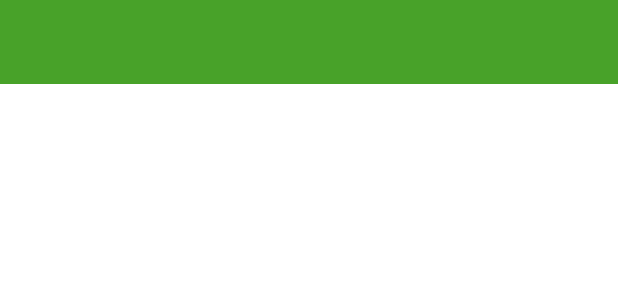
After one commit to Kryslan-Pessoal/Sicredi-Eventos, an Android app: the layout toolbar.xml on its own in the app's theme, with its tools: preview values and no code run, on a phone screen of 412 x 824 dp. The commit adds this screen. Shown: the top 300 px of the screen. Run offline under Robolectric (Android 15) with nearby library versions, the phone set to English and light mode, and no system bars.

Commit message:
add. toolbar.xml

```diff
--- a/app/src/main/java/br/com/sicredi/sicredieventos/eventos/view/EventosView.kt
+++ b/app/src/main/java/br/com/sicredi/sicredieventos/eventos/view/EventosView.kt
@@ -3,27 +3,51 @@ package br.com.sicredi.sicredieventos.eventos.view
 import androidx.appcompat.app.AppCompatActivity
 import android.os.Bundle
 import android.widget.Toast
+import android.widget.Toolbar
 import br.com.sicredi.sicredieventos.R
 import br.com.sicredi.sicredieventos.eventos.presenter.EventosPresenter
 
 class EventosView : AppCompatActivity() {
 
+    //region Globais
     var presenter = EventosPresenter(this)
+    //endregion Globais
 
+    //region onCreate
     override fun onCreate(savedInstanceState: Bundle?) {
         super.onCreate(savedInstanceState)
         setContentView(R.layout.activity_eventos)
 
+        configuraToolbar()
+
         buscaEventos()
 
     }
+    //endregion onCreate
 
+    //region Eventos
+    /**
+     * Busca eventos no servidor.
+     * Retorno em {@link #recebeEventos}
+     */
     private fun buscaEventos(){
 
         presenter.model.buscaEventos()
+
     }
-
+    /**
+     * Exibe os eventos.
+     * Solicitado em {@link #buscaEventos}
+     */
     fun recebeEventos(valor: Int) {
         Toast.makeText(this, "EVENTOS RECEBIDOS" + valor, Toast.LENGTH_SHORT).show()
     }
+    //endregion Eventos
+
+    //region Utilitarios
+    private fun configuraToolbar() {
+        supportActionBar?.title = "Eventos"
+        setSupportActionBar(findViewById(R.id.toolbar))
+    }
+    //endregion Utilitarios
 }
--- a/app/src/main/res/layout/activity_eventos.xml
+++ b/app/src/main/res/layout/activity_eventos.xml
@@ -1,9 +1,10 @@
 <?xml version="1.0" encoding="utf-8"?>
 <androidx.constraintlayout.widget.ConstraintLayout xmlns:android="http://schemas.android.com/apk/res/android"
-    xmlns:app="http://schemas.android.com/apk/res-auto"
     xmlns:tools="http://schemas.android.com/tools"
     android:layout_width="match_parent"
     android:layout_height="match_parent"
     tools:context=".eventos.view.EventosView">
 
+    <include layout="@layout/toolbar"/>
+
 </androidx.constraintlayout.widget.ConstraintLayout>
--- /dev/null
+++ b/app/src/main/res/layout/toolbar.xml
@@ -0,0 +1,10 @@
+<?xml version="1.0" encoding="utf-8"?>
+<androidx.appcompat.widget.Toolbar xmlns:android="http://schemas.android.com/apk/res/android"
+    xmlns:app="http://schemas.android.com/apk/res-auto"
+    android:id="@+id/toolbar"
+    android:layout_width="match_parent"
+    android:layout_height="wrap_content"
+    android:background="?attr/colorPrimary"
+    app:titleTextColor="@color/white">
+
+</androidx.appcompat.widget.Toolbar>
--- a/app/src/main/res/values-night/themes.xml
+++ b/app/src/main/res/values-night/themes.xml
@@ -1,6 +1,6 @@
 <resources xmlns:tools="http://schemas.android.com/tools">
     <!-- Base application theme. -->
-    <style name="Theme.SicrediEventos" parent="Theme.MaterialComponents.DayNight.DarkActionBar">
+    <style name="Theme.SicrediEventos" parent="Theme.MaterialComponents.DayNight.NoActionBar">
         <!-- Primary brand color. -->
         <item name="colorPrimary">@color/primaryColor</item>
         <item name="colorPrimaryVariant">@color/secondaryColor</item>
--- a/app/src/main/res/values/themes.xml
+++ b/app/src/main/res/values/themes.xml
@@ -1,6 +1,6 @@
 <resources xmlns:tools="http://schemas.android.com/tools">
     <!-- Base application theme. -->
-    <style name="Theme.SicrediEventos" parent="Theme.MaterialComponents.DayNight.DarkActionBar">
+    <style name="Theme.SicrediEventos" parent="Theme.MaterialComponents.DayNight.NoActionBar">
 
         <!-- Primary brand color. -->
         <item name="colorPrimary">@color/primaryColor</item>
```
